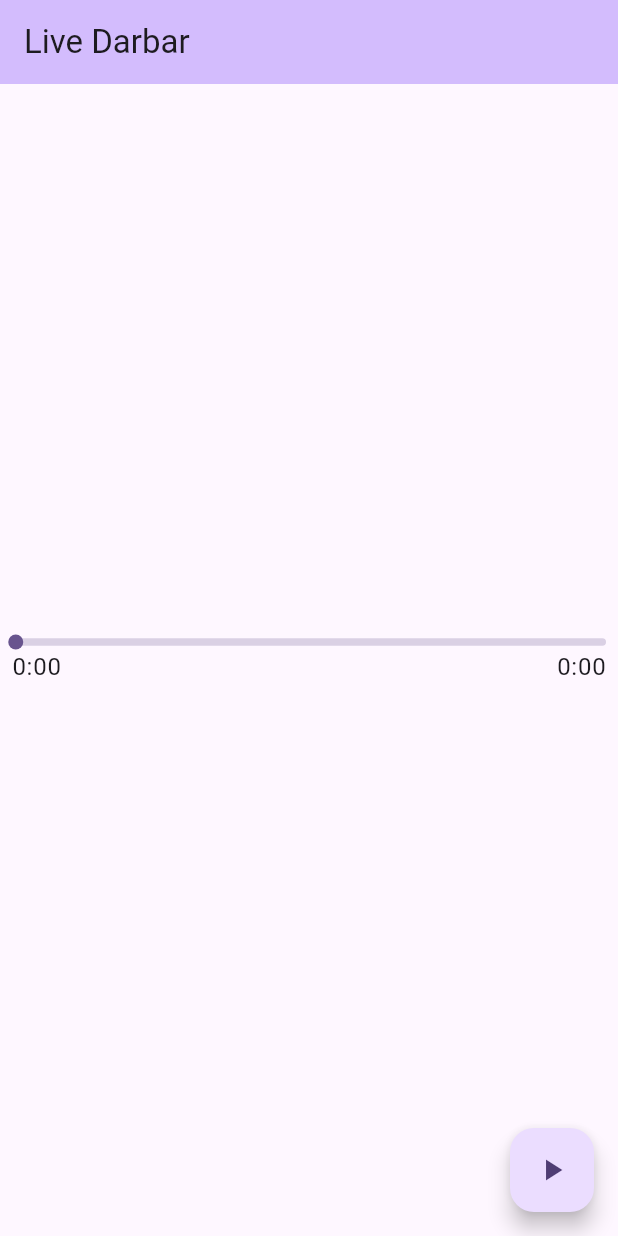
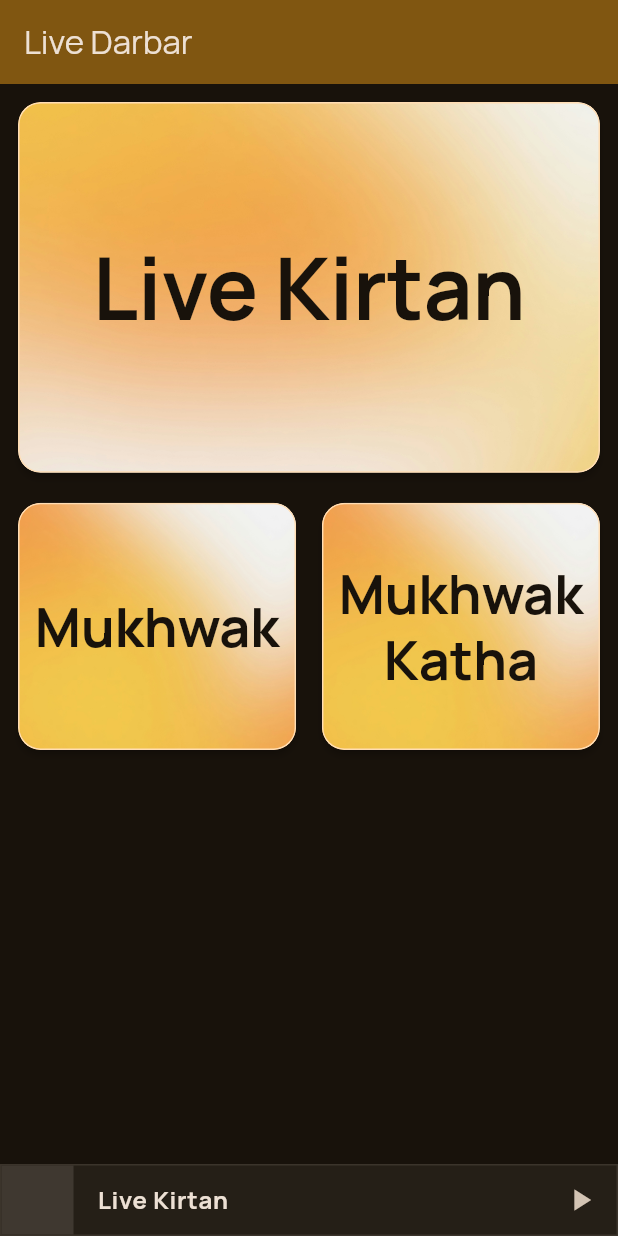
Before and after one commit to 0xharkirat/live_darbar, a Flutter app: the screen it shows after launch, on a phone screen of 412 x 824 dp. Run offline on Flutter 3.47's test engine with Material 3 defaults, Android fonts, the phone set to English and light mode, and no system bars; drawn by our look-alikes of audio_video_progress_bar; our stand-ins replace flutter_riverpod, google_fonts, just_audio, rxdart; missing offline and left inert: quick_actions.

Commit message:
add: slab UI with custom progress

```diff
--- a/lib/main.dart
+++ b/lib/main.dart
@@ -1,5 +1,6 @@
 import 'package:flutter/material.dart';
 import 'package:flutter_riverpod/flutter_riverpod.dart';
+import 'package:google_fonts/google_fonts.dart';
 import 'package:live_darbar/src/controllers/audio_controller.dart';
 import 'package:live_darbar/src/views/screens/home_screen.dart';
 import 'package:quick_actions/quick_actions.dart';
@@ -16,7 +17,6 @@ class MyApp extends ConsumerStatefulWidget {
 }
 
 class _MyAppState extends ConsumerState<MyApp> {
-
   final QuickActions quickActions = const QuickActions();
 
   @override
@@ -25,8 +25,6 @@ class _MyAppState extends ConsumerState<MyApp> {
 
     // Initialize quick actions with a callback
     quickActions.initialize((String shortcutType) {
-
-
       if (shortcutType == 'action_play') {
         print('Play action triggered');
         ref.read(audioController).play(); // Call play function
@@ -50,13 +48,16 @@ class _MyAppState extends ConsumerState<MyApp> {
       ),
     ]);
   }
+
   @override
   Widget build(BuildContext context) {
     return MaterialApp(
       title: 'Live Darbar',
       debugShowCheckedModeBanner: false,
       theme: ThemeData(
-        colorScheme: ColorScheme.fromSeed(seedColor: Colors.deepPurple),
+        textTheme: GoogleFonts.manropeTextTheme(),
+        colorScheme: ColorScheme.fromSeed(
+            seedColor: Color(0xFFFFAC1C), brightness: Brightness.dark),
         useMaterial3: true,
       ),
       home: const HomeScreen(),
--- a/lib/src/controllers/audio_controller.dart
+++ b/lib/src/controllers/audio_controller.dart
@@ -3,7 +3,7 @@ import 'package:just_audio/just_audio.dart';
 import 'package:rxdart/rxdart.dart';
 
 const kLiveKirtanUrl =
-    "https://s3.amazonaws.com/scifri-episodes/scifri20181123-episode.mp3";
+    "https://old.sgpc.net/hukumnama/jpeg%20hukamnama/hukamnama.mp3";
 
 const kLiveKirtanUrl2 =
     "http://live.sgpc.net:7339/;";
@@ -27,7 +27,7 @@ class AudioController {
   }
 
   Future<void> _init() async {
-    await _audioPlayer.setUrl(kLiveKirtanUrl2);
+    await _audioPlayer.setUrl(kLiveKirtanUrl);
   }
 
   Future<void> play() async {
--- /dev/null
+++ b/lib/src/core/colors.dart
@@ -0,0 +1,3 @@
+import 'package:flutter/material.dart';
+
+final Color darkThemeBackground = Color(0xFF121212);
--- a/lib/src/views/screens/home_screen.dart
+++ b/lib/src/views/screens/home_screen.dart
@@ -2,6 +2,8 @@ import 'package:audio_video_progress_bar/audio_video_progress_bar.dart';
 import 'package:flutter/material.dart';
 import 'package:flutter_riverpod/flutter_riverpod.dart';
 import 'package:live_darbar/src/controllers/audio_controller.dart';
+import 'package:live_darbar/src/views/widgets/audio_tile_widget.dart';
+import 'package:live_darbar/src/views/widgets/progress_bar_widget.dart';
 
 class HomeScreen extends ConsumerStatefulWidget {
   const HomeScreen({super.key});
@@ -16,7 +18,8 @@ class _HomeScreenState extends ConsumerState<HomeScreen> {
   @override
   Widget build(BuildContext context) {
     // Watch the audio progress state using the StreamProvider
-    final progressStateAsync = ref.watch(audioProgressProvider);
+    final size = MediaQuery.of(context).size;
+
     return Scaffold(
       appBar: AppBar(
         title: const Text(
@@ -24,31 +27,89 @@ class _HomeScreenState extends ConsumerState<HomeScreen> {
         ),
         backgroundColor: Theme.of(context).colorScheme.inversePrimary,
       ),
-      body: Center(
-        child: progressStateAsync.when(
-          data: (progressState) {
-            // print(
-            //     "Position: ${progressState.position}, Buffered: ${progressState.bufferedPosition}, Duration: ${progressState.totalDuration ?? Duration.zero}");
-            return Padding(
+      body: Stack(
+        children: [
+          Padding(
             padding: const EdgeInsets.all(8.0),
-              child: ProgressBar(
-                progress: progressState.position,
-                buffered: progressState.bufferedPosition,
-                total: progressState.totalDuration,
-                bufferedBarColor: Colors.red,
-                thumbRadius: 5.0,
-                onSeek: (duration) {
-                  // Seek to a new position using AudioController
-                  ref.read(audioController).seek(duration);
-                },
+            child: Column(
+              children: [
+                AudioTileWidget(
+                    text: 'Live Kirtan',
+                    imageUrl: 'assets/images/bg-5.jpg',
+                    height: size.height * 0.3,
+                    width: double.infinity,
+                    style: Theme.of(context).textTheme.displayLarge!.copyWith(
+                        color: Theme.of(context).colorScheme.surface,
+                        fontWeight: FontWeight.bold)),
+                const SizedBox(height: 12),
+                Row(
+                  mainAxisAlignment: MainAxisAlignment.spaceBetween,
+                  children: [
+                    AudioTileWidget(
+                      text: "Mukhwak",
+                      imageUrl: "assets/images/bg-4.jpg",
+                      height: size.height * 0.2,
+                      width: size.width * 0.45,
+                      style: Theme.of(context).textTheme.displaySmall!.copyWith(
+                          color: Theme.of(context).colorScheme.surface,
+                          fontWeight: FontWeight.bold),
                     ),
-            );
-          },
-          loading: () => CircularProgressIndicator(),
-          error: (error, stack) => Text('Error: $error'),
+                    AudioTileWidget(
+                      text: "Mukhwak Katha",
+                      imageUrl: "assets/images/bg-4.jpg",
+                      height: size.height * 0.2,
+                      width: size.width * 0.45,
+                      style: Theme.of(context).textTheme.displaySmall!.copyWith(
+                          color: Theme.of(context).colorScheme.surface,
+                          fontWeight: FontWeight.bold),
+                    ),
+                  ],
+                ),
+                const SizedBox(height: 16),
+              ],
             ),
           ),
-      floatingActionButton: FloatingActionButton(
+          Positioned(
+            bottom: 0,
+            child: Container(
+              height: 48,
+              width: size.width,
+              decoration: BoxDecoration(
+                color: Theme.of(context).colorScheme.surfaceContainer,
+                border: Border.all(
+                  color: Theme.of(context).colorScheme.surfaceContainerHighest,
+                ),
+              ),
+              child: Stack(
+                children: [
+                  Row(
+                    mainAxisAlignment: MainAxisAlignment.spaceBetween,
+                    children: [
+                      Row(
+                        children: [
+                          Container(
+                            height: 48,
+                            width: 48,
+                            decoration: BoxDecoration(
+                              color:
+                                  Theme.of(context).colorScheme.surfaceBright,
+                            ),
+                          ),
+                          const SizedBox(width: 16),
+                          Text(
+                            "Live Kirtan",
+                            style: Theme.of(context)
+                                .textTheme
+                                .bodyLarge!
+                                .copyWith(
+                                  color:
+                                      Theme.of(context).colorScheme.onSurface,
+                                  fontWeight: FontWeight.bold,
+                                ),
+                          ),
+                        ],
+                      ),
+                      IconButton(
                         onPressed: () async {
                           if (isPlaying) {
                             await ref.read(audioController).pause();
@@ -62,7 +123,16 @@ class _HomeScreenState extends ConsumerState<HomeScreen> {
                             });
                           }
                         },
-        child: Icon(!isPlaying ? Icons.play_arrow : Icons.pause),
+                        icon: Icon(!isPlaying ? Icons.play_arrow : Icons.pause),
+                      ),
+                    ],
+                  ),
+                  ProgressBarWidget(size: size)
+                ],
+              ),
+            ),
+          )
+        ],
       ),
     );
   }
--- /dev/null
+++ b/lib/src/views/widgets/audio_tile_widget.dart
@@ -0,0 +1,53 @@
+import 'package:flutter/material.dart';
+
+class AudioTileWidget extends StatelessWidget {
+  const AudioTileWidget({
+    super.key,
+    required this.text,
+    required this.imageUrl,
+    required this.height,
+    required this.width,
+    required this.style,
+  });
+
+  final String text;
+  final String imageUrl;
+  final double? height;
+  final double? width;
+  final TextStyle style;
+
+  @override
+  Widget build(BuildContext context) {
+    return Card(
+      elevation: 2,
+      shape: RoundedRectangleBorder(
+        borderRadius: BorderRadius.circular(15),
+      ),
+      child: ClipRRect(
+        borderRadius:
+            BorderRadius.circular(15), // Match the card's border radius
+        child: Container(
+          height: height,
+          width: width,
+          decoration: BoxDecoration(
+            border: Border.all(
+              color: Theme.of(context).colorScheme.primaryFixed,
+              width: 1,
+            ),
+            borderRadius: BorderRadius.circular(15),
+            image: DecorationImage(
+              image: AssetImage(imageUrl),
+              fit: BoxFit.cover,
+            ),
+          ),
+          child: Center(
+              child: Text(
+            text,
+            textAlign: TextAlign.center,
+            style: style,
+          )),
+        ),
+      ),
+    );
+  }
+}
--- /dev/null
+++ b/lib/src/views/widgets/progress_bar_custom.dart
@@ -0,0 +1,41 @@
+import 'package:audio_video_progress_bar/audio_video_progress_bar.dart';
+import 'package:flutter/material.dart';
+import 'package:flutter_riverpod/flutter_riverpod.dart';
+import 'package:live_darbar/src/controllers/audio_controller.dart';
+
+class ProgressBarCustom extends ConsumerWidget {
+  const ProgressBarCustom({
+    super.key,
+    required this.barHeight,
+    required this.thumbRadius,
+    this.onSeek,
+  });
+
+  final double barHeight;
+  final double thumbRadius;
+  final Function(Duration)? onSeek;
+
+  @override
+  Widget build(BuildContext context, WidgetRef ref) {
+    final progressStateAsync = ref.watch(audioProgressProvider);
+    return progressStateAsync.when(
+      data: (progressState) {
+        return ProgressBar(
+          barHeight: barHeight,
+          progress: progressState.position,
+          buffered: progressState.bufferedPosition,
+          total: progressState.totalDuration,
+          barCapShape: BarCapShape.square,
+
+          thumbRadius: thumbRadius,
+          timeLabelLocation: TimeLabelLocation.none,
+          onSeek: onSeek,
+        );
+      },
+      loading: () => LinearProgressIndicator(
+        minHeight: barHeight,
+      ),
+      error: (error, stack) => Text('Error: $error'),
+    );
+  }
+}
--- /dev/null
+++ b/lib/src/views/widgets/progress_bar_widget.dart
@@ -0,0 +1,64 @@
+import 'package:flutter/material.dart';
+import 'package:flutter_riverpod/flutter_riverpod.dart';
+import 'package:live_darbar/src/controllers/audio_controller.dart';
+
+class ProgressBarWidget extends ConsumerWidget {
+  const ProgressBarWidget({super.key, required this.size});
+
+  final Size size;
+
+  @override
+  Widget build(BuildContext context, WidgetRef ref) {
+    final progressStateAsync = ref.watch(audioProgressProvider);
+
+    return progressStateAsync.when(
+      data: (progressState) {
+        final position = progressState.position.inMilliseconds.toDouble();
+        final bufferedPosition =
+            progressState.bufferedPosition.inMilliseconds.toDouble();
+        final totalDuration =
+            progressState.totalDuration.inMilliseconds.toDouble();
+
+        // Calculate progress and buffered percentage
+        final progress = totalDuration > 0 ? position / totalDuration : 0.0;
+        final bufferedProgress =
+            totalDuration > 0 ? bufferedPosition / totalDuration : 0.0;
+
+        return Stack(
+          children: [
+            // Buffered Progress (background indicator)
+            Positioned(
+              bottom: 0,
+              child: Container(
+                height: 2,
+                width: size.width * bufferedProgress,
+                decoration: BoxDecoration(
+                  color:
+                      Theme.of(context).colorScheme.primary.withOpacity(0.25),
+                  borderRadius: BorderRadius.circular(15),
+                ),
+              ),
+            ),
+
+            // Current Progress
+            Positioned(
+              bottom: 0,
+              child: Container(
+                height: 2,
+                width: size.width * progress,
+                decoration: BoxDecoration(
+                  color: Theme.of(context).colorScheme.primary,
+                  borderRadius: BorderRadius.circular(15),
+                ),
+              ),
+            ),
+          ],
+        );
+      },
+      loading: () => const LinearProgressIndicator(
+        minHeight: 2,
+      ),
+      error: (error, stackTrace) => Text('Error: $error'),
+    );
+  }
+}
```
Also changed, not shown: pubspec.yaml (+4 -3 lines), assets/images/bg-1.jpg (added), assets/images/bg-2.jpg (added), assets/images/bg-3.jpg (added), assets/images/bg-4.jpg (added), assets/images/bg-5.jpg (added), assets/images/bg-6.jpg (added), pubspec.lock. Lines whose indentation alone changed are shown as unchanged.
